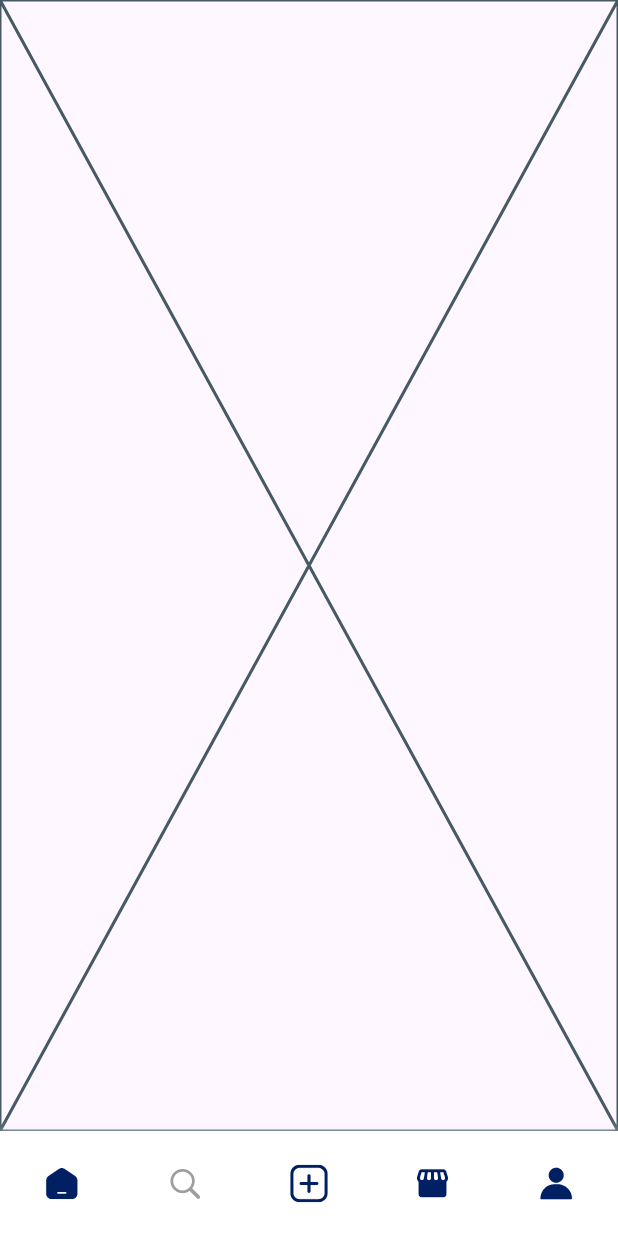
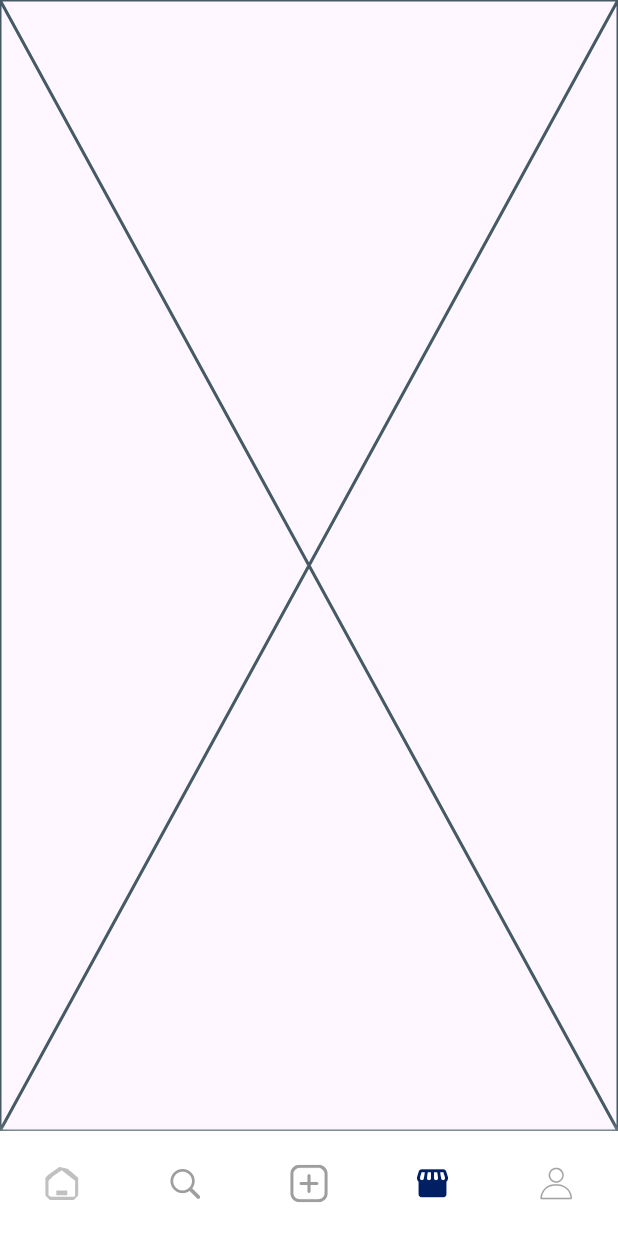
Before and after one commit to Deokwon-Kim/LockerRoom, a Flutter app: the BottomTabBar screen opened directly, item 4 of the bottom bar chosen, on a phone screen of 412 x 824 dp. Run offline on Flutter 3.47's test engine with Material 3 defaults, Android fonts, the phone set to English and light mode, and no system bars; drawn by our look-alikes of toastification; our stand-ins replace cloud_firestore, contained_tab_bar_view, csv, fade_shimmer, firebase_auth, firebase_core and 4 more; accounts and stored records are empty; generated files the repository leaves out were written again.

Commit message:
refactor: BottomTabBar의 페이지 목록을 상태 관리 방식으로 변경하고, 업로드 후 Feed 탭으로 이동하는 기능 추가

```diff
--- a/lockerroom/lib/bottom_tab_bar/bottom_tab_bar.dart
+++ b/lockerroom/lib/bottom_tab_bar/bottom_tab_bar.dart
@@ -18,17 +18,6 @@ class BottomTabBar extends StatefulWidget {
 }
 
 class _BottomTabBarState extends State<BottomTabBar> {
-  final List<Widget> _pages = [
-    Consumer<TeamProvider>(
-      builder: (context, teamProvider, _) => HomePage(
-        teamModel: teamProvider.selectedTeam ?? teamProvider.getTeam('team')[0],
-      ),
-    ),
-    FeedPage(),
-    UploadPage(),
-    AfterMarket(),
-    Mypage(),
-  ];
   int _selectedIndex = 0;
 
   void _onItemTapped(int index) {
@@ -39,8 +28,27 @@ class _BottomTabBarState extends State<BottomTabBar> {
 
   @override
   Widget build(BuildContext context) {
+    final pages = [
+      Consumer<TeamProvider>(
+        builder: (context, teamProvider, _) => HomePage(
+          teamModel:
+              teamProvider.selectedTeam ?? teamProvider.getTeam('team')[0],
+        ),
+      ),
+      FeedPage(),
+      UploadPage(
+        onUploaded: () {
+          setState(() {
+            _selectedIndex = 1; // 업로드 후 Feed 탭으로 이동
+          });
+        },
+      ),
+      AfterMarket(),
+      Mypage(),
+    ];
+
     return Scaffold(
-      body: _pages[_selectedIndex],
+      body: pages[_selectedIndex],
       bottomNavigationBar: Column(
         mainAxisSize: MainAxisSize.min,
         children: [
@@ -79,7 +87,6 @@ class _BottomTabBarState extends State<BottomTabBar> {
                       0,
                       AppIcons.home,
                       AppIcons.homeFill,
-                      0,
                     ),
                     label: '',
                   ),
@@ -92,7 +99,7 @@ class _BottomTabBarState extends State<BottomTabBar> {
                     label: '',
                   ),
                   BottomNavigationBarItem(
-                    icon: _buildSvgTabIcon(2, AppIcons.add, AppIcons.add, 2),
+                    icon: _buildSvgTabIcon(2, AppIcons.add, AppIcons.add),
                     label: '',
                   ),
                   BottomNavigationBarItem(
@@ -108,7 +115,6 @@ class _BottomTabBarState extends State<BottomTabBar> {
                       4,
                       AppIcons.person,
                       AppIcons.personFill,
-                      4,
                     ),
                     label: '',
                   ),
@@ -142,9 +148,8 @@ class _BottomTabBarState extends State<BottomTabBar> {
     int index,
     String unselectedSvgPath,
     String selectedSvgPath,
-    int selectedIndex,
   ) {
-    bool isSelected = selectedIndex == index;
+    bool isSelected = _selectedIndex == index;
     return Padding(
       padding: const EdgeInsets.only(top: 8, bottom: 8), // 상하 패딩 조절
       child: SvgIcon(
```
